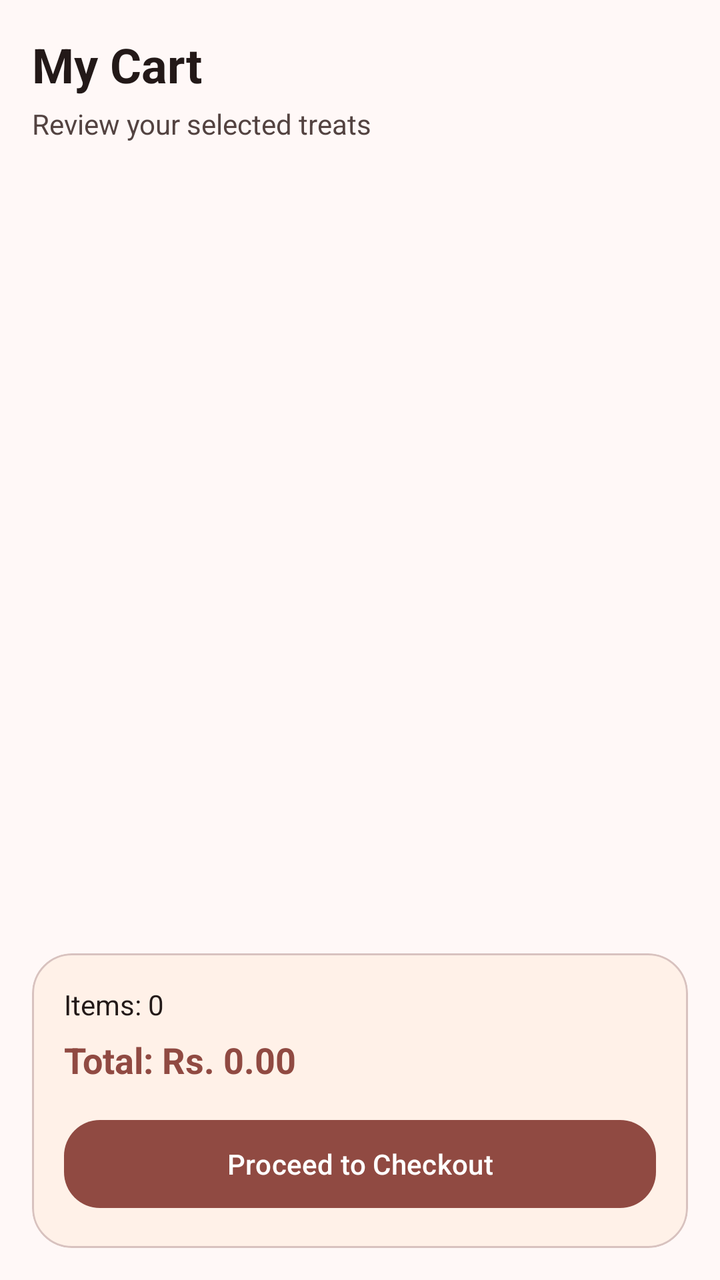
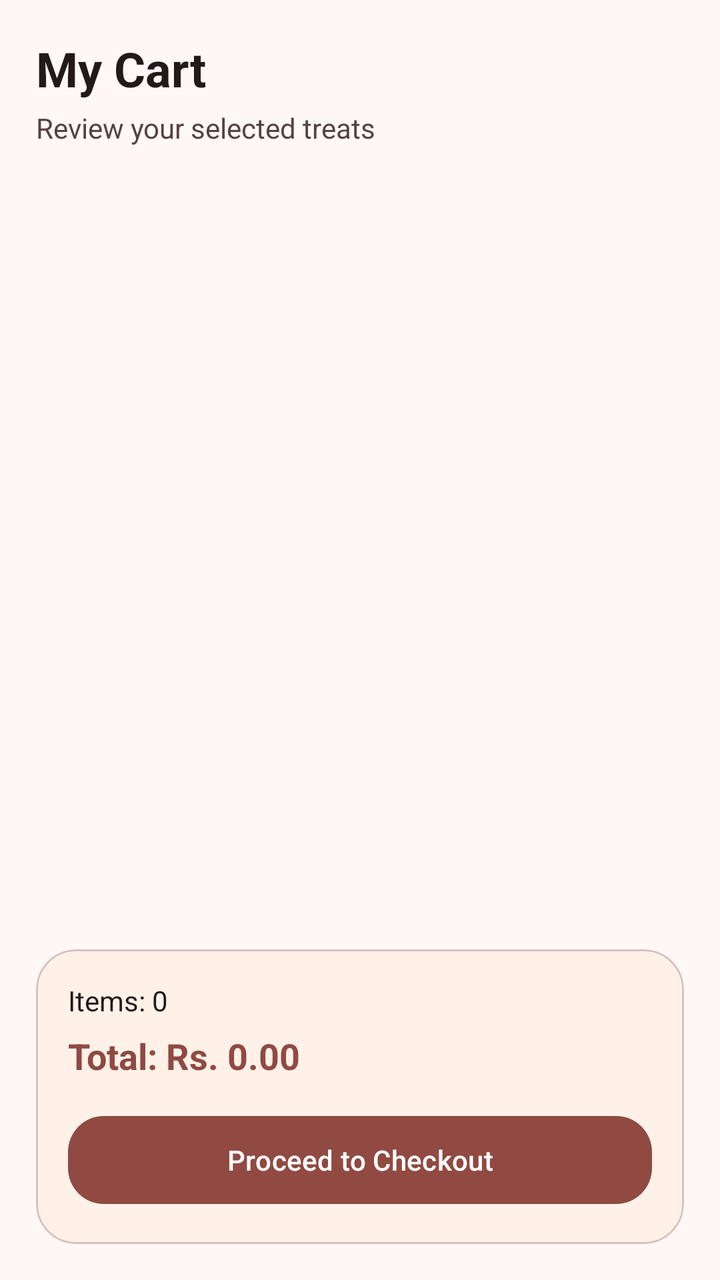

The first picture is an Android layout as it rendered before a commit; the second is the same layout after the commit. The layout source and the unified diff follow.
<!-- AndroidManifest.xml: application theme Theme.ButterQueen -->
<!-- res/layout/fragment_cart.xml -->
<?xml version="1.0" encoding="utf-8"?>
<LinearLayout xmlns:android="http://schemas.android.com/apk/res/android"
    xmlns:app="http://schemas.android.com/apk/res-auto"
    android:layout_width="match_parent"
    android:layout_height="match_parent"
    android:background="@color/md_theme_background"
    android:orientation="vertical"
    android:padding="16dp">

    <TextView
        android:id="@+id/cartTitleTextView"
        android:layout_width="wrap_content"
        android:layout_height="wrap_content"
        android:text="My Cart"
        android:textColor="@color/md_theme_onBackground"
        android:textSize="24sp"
        android:textStyle="bold" />

    <TextView
        android:id="@+id/cartSubtitleTextView"
        android:layout_width="wrap_content"
        android:layout_height="wrap_content"
        android:layout_marginTop="4dp"
        android:layout_marginBottom="12dp"
        android:text="Review your selected treats"
        android:textColor="@color/md_theme_onSurfaceVariant"
        android:textSize="14sp" />

    <TextView
        android:id="@+id/emptyCartTextView"
        android:layout_width="match_parent"
        android:layout_height="wrap_content"
        android:layout_marginTop="24dp"
        android:gravity="center"
        android:text="Your cart is empty"
        android:textColor="@color/md_theme_onBackground"
        android:textSize="16sp"
        android:visibility="gone" />

    <androidx.recyclerview.widget.RecyclerView
        android:id="@+id/cartRecyclerView"
        android:layout_width="match_parent"
        android:layout_height="0dp"
        android:layout_weight="1"
        android:clipToPadding="false"
        android:paddingBottom="12dp" />

    <com.google.android.material.card.MaterialCardView
        android:layout_width="match_parent"
        android:layout_height="wrap_content"
        app:cardCornerRadius="20dp"
        app:cardElevation="0dp" app:cardBackgroundColor="@color/md_theme_surfaceContainerLow" app:strokeColor="@color/md_theme_outlineVariant" app:strokeWidth="1dp">

        <LinearLayout
            android:layout_width="match_parent"
            android:layout_height="wrap_content"
            android:orientation="vertical"
            android:padding="16dp">

            <TextView
                android:id="@+id/totalItemsTextView"
                android:layout_width="wrap_content"
                android:layout_height="wrap_content"
                android:text="Items: 0"
                android:textColor="@color/md_theme_onBackground"
                android:textSize="14sp" />

            <TextView
                android:id="@+id/totalPriceTextView"
                android:layout_width="wrap_content"
                android:layout_height="wrap_content"
                android:layout_marginTop="6dp"
                android:text="Total: Rs. 0.00"
                android:textColor="@color/md_theme_primary"
                android:textSize="18sp"
                android:textStyle="bold" />

            <com.google.android.material.button.MaterialButton
                android:id="@+id/checkoutButton"
                android:layout_width="match_parent"
                android:layout_height="52dp"
                android:layout_marginTop="14dp"
                android:text="Proceed to Checkout"
                android:textAllCaps="false"
                app:cornerRadius="18dp" />
        </LinearLayout>

    </com.google.android.material.card.MaterialCardView>

</LinearLayout>
<!-- resources referenced by this layout -->
<resources>
  <color name="md_theme_background">#FFF8F7</color>
  <color name="md_theme_onBackground">#231918</color>
  <color name="md_theme_onSurfaceVariant">#534341</color>
  <color name="md_theme_outlineVariant">#D8C2BF</color>
  <color name="md_theme_primary">#904A42</color>
  <color name="md_theme_surfaceContainerLow">#FFF1E8</color>
  <style name="Theme.ButterQueen" parent="Theme.Material3.Light.NoActionBar">
          <item name="colorPrimary">@color/md_theme_primary</item>
          <item name="colorOnPrimary">@color/md_theme_onPrimary</item>
          <item name="colorPrimaryContainer">@color/md_theme_primaryContainer</item>
          <item name="colorOnPrimaryContainer">@color/md_theme_onPrimaryContainer</item>
  
          <item name="colorSecondary">@color/md_theme_secondary</item>
          <item name="colorOnSecondary">@color/md_theme_onSecondary</item>
          <item name="colorSecondaryContainer">@color/md_theme_secondaryContainer</item>
          <item name="colorOnSecondaryContainer">@color/md_theme_onSecondaryContainer</item>
  
          <item name="colorTertiary">@color/md_theme_tertiary</item>
          <item name="colorOnTertiary">@color/md_theme_onTertiary</item>
          <item name="colorTertiaryContainer">@color/md_theme_tertiaryContainer</item>
          <item name="colorOnTertiaryContainer">@color/md_theme_onTertiaryContainer</item>
  
          <item name="colorError">@color/md_theme_error</item>
          <item name="colorOnError">@color/md_theme_onError</item>
          <item name="colorErrorContainer">@color/md_theme_errorContainer</item>
          <item name="colorOnErrorContainer">@color/md_theme_onErrorContainer</item>
  
          <item name="android:colorBackground">@color/md_theme_background</item>
          <item name="colorOnBackground">@color/md_theme_onBackground</item>
  
          <item name="colorSurface">@color/md_theme_surface</item>
          <item name="colorOnSurface">@color/md_theme_onSurface</item>
          <item name="colorSurfaceVariant">@color/md_theme_surfaceVariant</item>
          <item name="colorOnSurfaceVariant">@color/md_theme_onSurfaceVariant</item>
  
          <item name="colorOutline">@color/md_theme_outline</item>
          <item name="colorOutlineVariant">@color/md_theme_outlineVariant</item>
  
          <item name="android:windowBackground">@color/md_theme_background</item>
          <item name="android:statusBarColor">@android:color/transparent</item>
          <item name="android:navigationBarColor">@color/md_theme_surface</item>
          <item name="android:windowLightStatusBar">true</item>
          <item name="android:windowLightNavigationBar">true</item>
      </style>
  <color name="md_theme_onPrimary">#FFFFFF</color>
  <color name="md_theme_primaryContainer">#FFDAD5</color>
  <color name="md_theme_onPrimaryContainer">#73342D</color>
  <color name="md_theme_secondary">#775652</color>
  <color name="md_theme_onSecondary">#FFFFFF</color>
  <color name="md_theme_secondaryContainer">#FFDAD5</color>
  <color name="md_theme_onSecondaryContainer">#5D3F3B</color>
  <color name="md_theme_tertiary">#835415</color>
  <color name="md_theme_onTertiary">#FFFFFF</color>
  <color name="md_theme_tertiaryContainer">#FFDDBA</color>
  <color name="md_theme_onTertiaryContainer">#673D00</color>
  <color name="md_theme_error">#BA1A1A</color>
  <color name="md_theme_onError">#FFFFFF</color>
  <color name="md_theme_errorContainer">#FFDAD6</color>
  <color name="md_theme_onErrorContainer">#93000A</color>
  <color name="md_theme_surface">#FFF8F5</color>
  <color name="md_theme_onSurface">#221A14</color>
  <color name="md_theme_surfaceVariant">#F5DDDA</color>
  <color name="md_theme_outline">#857370</color>
</resources>

<!-- the commit's change to res/layout/fragment_cart.xml (unified diff, before → after) -->
@@ -5,7 +5,7 @@
     android:layout_height="match_parent"
     android:background="@color/md_theme_background"
     android:orientation="vertical"
-    android:padding="16dp">
+    android:padding="18dp">
 
     <TextView
         android:id="@+id/cartTitleTextView"
@@ -28,6 +28,8 @@
 
     <TextView
         android:id="@+id/emptyCartTextView"
+        android:minHeight="128dp"
+        android:padding="18dp"
         android:layout_width="match_parent"
         android:layout_height="wrap_content"
         android:layout_marginTop="24dp"
